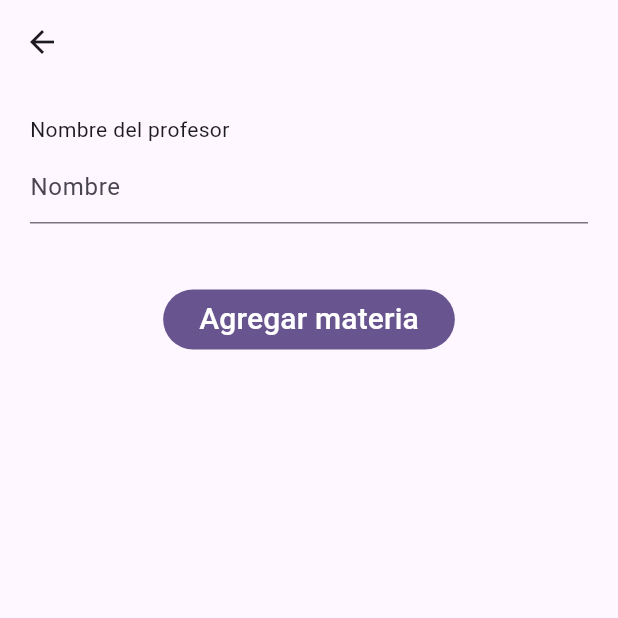
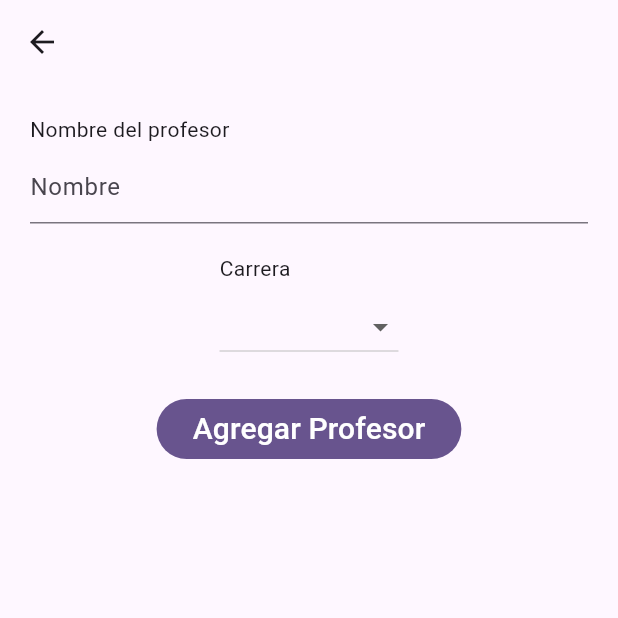
Before and after one commit to rojasaguilar/u3_p2_checador_asistencia, a Flutter app: the Addprofesor screen opened directly with empty values, on a phone screen of 412 x 824 dp, the top half of it. Run offline on Flutter 3.47's test engine with Material 3 defaults, Android fonts, the phone set to English and light mode, and no system bars; our stand-ins replace sqflite; accounts and stored records are empty.

Commit message:
insertar profe terminado

```diff
--- a/lib/pages/addMateria.dart
+++ b/lib/pages/addMateria.dart
@@ -85,6 +85,8 @@ class _AddmateriaState extends State<Addmateria> {
                     ),
                   );
                 });
+                widget.onAdd();
+                Navigator.pop(context);
               },
               child: Text("Agregar materia", style: TextStyle(fontSize: 20)),
             ),
--- a/lib/pages/addProfesor.dart
+++ b/lib/pages/addProfesor.dart
@@ -1,4 +1,5 @@
 import 'package:flutter/material.dart';
+import 'package:u3_p2_checador_asistencia/controllers/controllerProfesor.dart';
 import 'package:u3_p2_checador_asistencia/models/profesor.dart';
 
 class Addprofesor extends StatefulWidget {
@@ -11,7 +12,15 @@ class Addprofesor extends StatefulWidget {
 
 class _AddprofesorState extends State<Addprofesor> {
   TextEditingController nombreController = TextEditingController();
+  String? carreraSeleccionada;
 
+  List<String> carreras = [
+    "Sistemas",
+    "Mecatrónicia",
+    "Industrial",
+    "Arquitectura",
+    "Civil",
+  ];
 
   @override
   Widget build(BuildContext context) {
@@ -39,6 +48,36 @@ class _AddprofesorState extends State<Addprofesor> {
             ),
 
             SizedBox(height: 20),
+
+            //CARRERA
+            Container(
+              child: Column(
+                crossAxisAlignment: CrossAxisAlignment.start,
+                children: [
+                  Text("Carrera"),
+
+                  SizedBox(height: 5),
+
+                  DropdownButton(
+                    items: carreras
+                        .map(
+                          (carrera) => DropdownMenuItem(
+                            child: Text(carrera),
+                            value: carrera,
+                          ),
+                        )
+                        .toList(),
+                    onChanged: (x) {
+                      setState(() {
+                        carreraSeleccionada = x;
+                      });
+                    },
+                    value: carreraSeleccionada,
+                  ),
+                ],
+              ),
+            ),
+
             SizedBox(height: 20),
 
             //BOTON AGREGAR
@@ -46,22 +85,28 @@ class _AddprofesorState extends State<Addprofesor> {
               onPressed: () {
                 if (!validarInputs()) return;
 
-                Profesor p = Profesor(NPROFESOR: NPROFESOR, NOMBRE: NOMBRE, CARRERA: CARRERA)
-                Controller().insertarMateria(m).then((r) {
+                Profesor p = Profesor(
+                  NOMBRE: nombreController.text.trim().toLowerCase(),
+                  CARRERA: carreraSeleccionada!,
+                );
+                ControllerProfesor().insertarProfesor(p).then((r) {
                   ScaffoldMessenger.of(context).showSnackBar(
                     SnackBar(
                       content: Row(
                         children: [
                           Icon(Icons.check_outlined, color: Colors.green),
                           SizedBox(width: 4),
-                          Text("Materia agregada correctamente"),
+                          Text("Profesor agregado correctamente"),
                         ],
                       ),
                     ),
                   );
                 });
+
+                widget.onAdd();
+                Navigator.pop(context);
               },
-              child: Text("Agregar materia", style: TextStyle(fontSize: 20)),
+              child: Text("Agregar Profesor", style: TextStyle(fontSize: 20)),
             ),
           ],
         ),
```
Also changed, not shown: lib/pages/materias.dart (+38 -1 lines).
